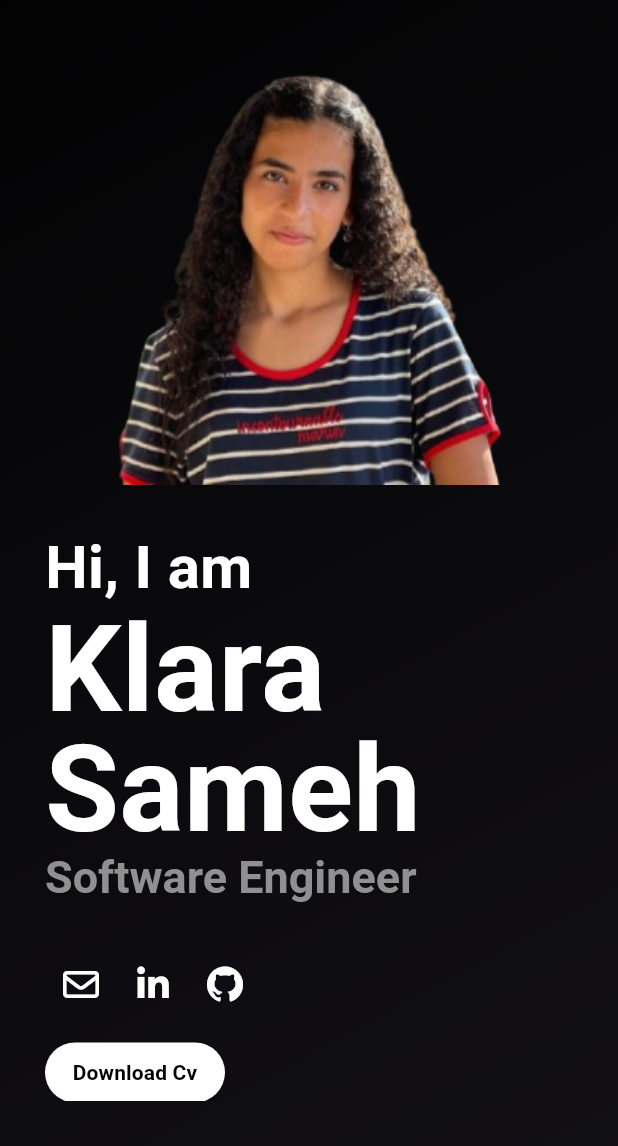
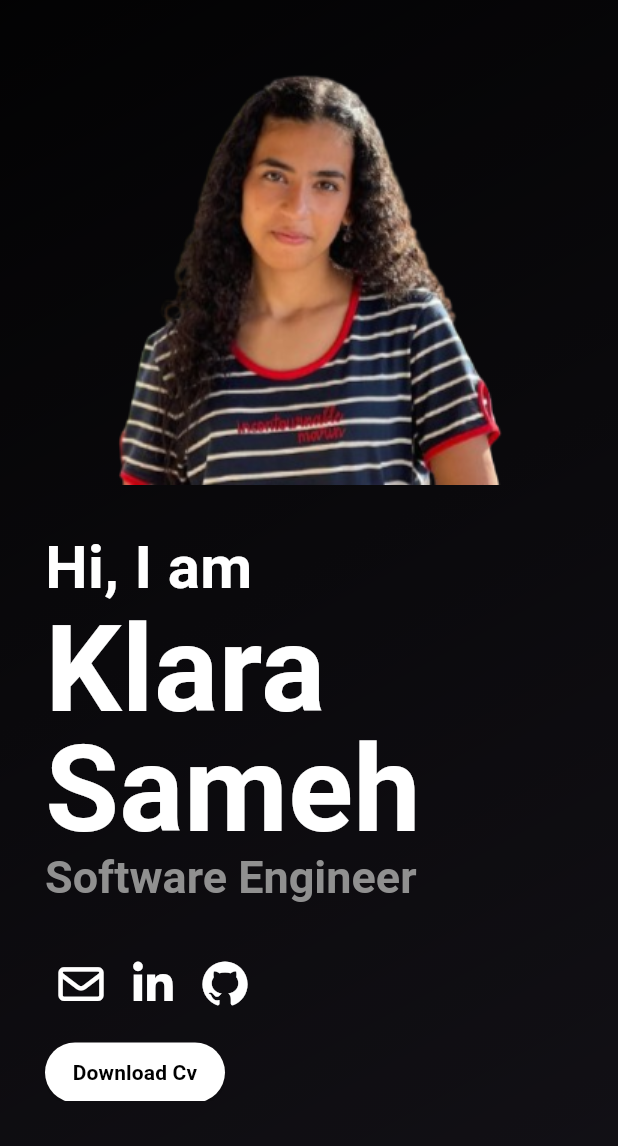
Before and after one commit to klarasameh1/Portfolio, a Flutter app: the screen it shows after launch, on a phone screen of 412 x 824 dp, the part 90-1236 px from its top. Run offline on Flutter 3.47's test engine with Material 3 defaults, Android fonts, the phone set to English and light mode, and no system bars; drawn by our look-alikes of animated_text_kit; our stand-ins replace font_awesome_flutter.

Commit message:
add hover color

```diff
--- a/lib/pages/Home/about_me_content.dart
+++ b/lib/pages/Home/about_me_content.dart
@@ -7,6 +7,8 @@ import 'package:url_launcher/url_launcher.dart';
 class AboutMeContent extends StatelessWidget {
   Widget _contactIcon(IconData iconData, VoidCallback onTap){
     return IconButton(
+      hoverColor: Color(0xff690B22),
+      iconSize: 30,
         onPressed: onTap,
         icon: Icon(iconData , color: Colors.white,)
     );
```
